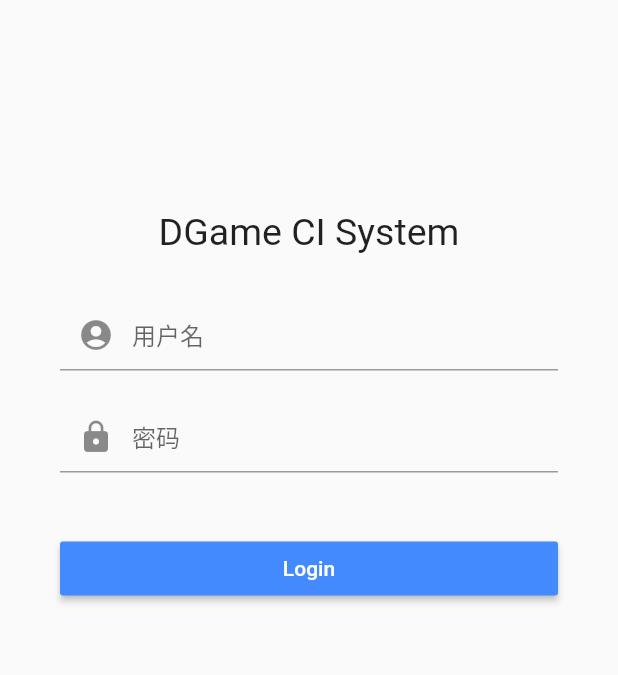
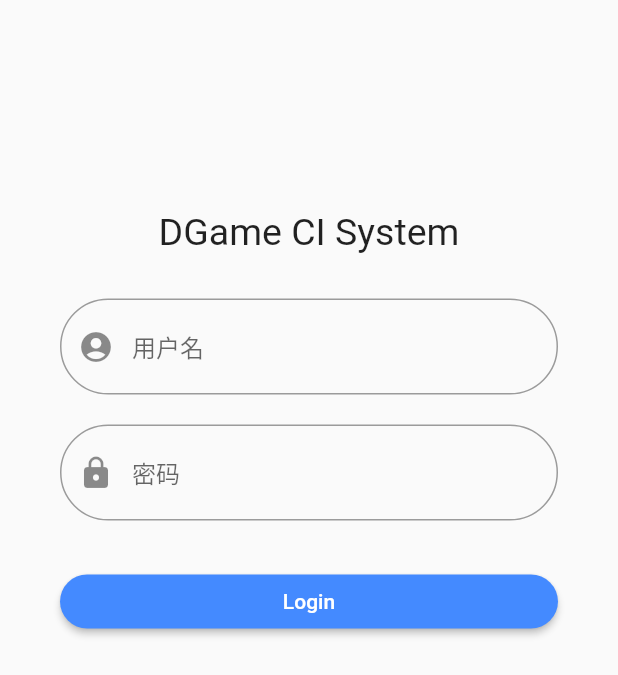
Before and after one commit to echotrue/FlutterDemo, a Flutter app: the screen it shows after launch, on a phone screen of 412 x 824 dp. Shown: the top 675 px of the screen. Run offline on Flutter 3.47's test engine with Material 2 defaults, Android fonts, the phone set to English and light mode, and no system bars; our stand-ins replace cached_network_image, dio, flutter_slidable, fluttertoast, shared_preferences, shimmer and 2 more; Roboto replaces fonts that are missing (HeadlandOne , AppFont).

Commit message:
logout ，project  list ，login ui

```diff
--- a/lib/main.dart
+++ b/lib/main.dart
@@ -3,7 +3,7 @@ import 'package:flutter_demo/Button.dart';
 import 'package:flutter_demo/routes/edit_user.dart';
 import 'package:flutter_demo/routes/future.dart';
 import 'package:flutter_demo/routes/home.dart';
-import 'package:flutter_demo/routes/line.dart';
+import 'package:flutter_demo/routes/project.dart';
 import 'package:flutter_demo/routes/listtile.dart';
 import 'package:flutter_demo/routes/login.dart';
 import 'package:flutter_demo/routes/user_center.dart';
@@ -25,11 +25,11 @@ class App extends StatelessWidget {
           primaryColor: Colors.blue,
           primarySwatch: Colors.blue,
           fontFamily: 'HeadlandOne , AppFont',
-          textTheme: TextTheme(
+          /*textTheme: TextTheme(
             headline: TextStyle(fontSize: 24.0, fontWeight: FontWeight.bold),
             title: TextStyle(fontSize: 16.0),
             body1: TextStyle(fontSize: 14.0),
-          )),
+          )*/),
       navigatorKey: navigatorKey,
       onGenerateRoute: onGenerateRoute,
       /*routes: {
@@ -52,7 +52,7 @@ class App extends StatelessWidget {
       '/user_center': UserCenter(),
       '/edit_user': EditUser(),
       '/button': CustomButton(),
-      '/line': Line(),
+      '/project': ProjectList(),
       '/sync': MyFuture(),
       '/news_list': NewsList(),
       '/login': LoginForm(),
--- a/lib/routes/login.dart
+++ b/lib/routes/login.dart
@@ -60,7 +60,14 @@ class _LoginState extends State<LoginForm> {
                     },
                     decoration: InputDecoration(
 //                        contentPadding: EdgeInsets.only(bottom: 2),
-                      border: UnderlineInputBorder(),
+                      border: OutlineInputBorder(
+                          borderRadius:
+                              BorderRadius.all(Radius.circular(100.0)),
+                          gapPadding: 0),
+                      focusedBorder: OutlineInputBorder(
+                        borderRadius: BorderRadius.all(Radius.circular(100.0)),
+                        borderSide: BorderSide(color: Colors.blueAccent),
+                      ),
                       hintText: '用户名',
                       prefixIcon: Icon(Icons.account_circle),
                     ),
@@ -73,11 +80,18 @@ class _LoginState extends State<LoginForm> {
                       return value.trim().length > 0 ? null : "密码不能为空";
                     },
                     decoration: InputDecoration(
-                        border: UnderlineInputBorder(),
+                        border: OutlineInputBorder(
+                            borderRadius:
+                            BorderRadius.all(Radius.circular(100.0)),
+                            gapPadding: 0),
+                        focusedBorder: OutlineInputBorder(
+                          borderRadius: BorderRadius.all(Radius.circular(100.0)),
+                          borderSide: BorderSide(color: Colors.blueAccent),
+                        ),
                         hintText: '密码',
                         prefixIcon: Icon(Icons.lock)),
                   ),
-                  SizedBox(height: 40),
+                  SizedBox(height:30),
                   Container(
 //                    margin: EdgeInsets.only(top: 80),
                     width: double.infinity,
@@ -86,6 +100,9 @@ class _LoginState extends State<LoginForm> {
                       child: Text('Login'),
                       color: Colors.blueAccent,
                       textColor: Colors.white,
+                      shape: RoundedRectangleBorder(
+                        borderRadius: BorderRadius.all(Radius.circular(100.0))
+                      ),
                     ),
                   ),
                 ],
--- a/pubspec.yaml
+++ b/pubspec.yaml
@@ -32,6 +32,7 @@ dependencies:
   shared_preferences: ^0.5.6
   skeleton_text: ^1.0.0
   shimmer: ^1.0.1
+  flutter_slidable: ^0.5.4
 
 dev_dependencies:
   flutter_test:
```
Also changed, not shown: lib/common/http/httpEntity.dart (+11 -5 lines), lib/routes/edit_user.dart (+11 -2 lines), lib/routes/line.dart (deleted, +0 -29 lines), lib/routes/project.dart (added, +193 -0 lines), lib/widgets/drawer.dart (+20 -2 lines), pubspec.lock.
